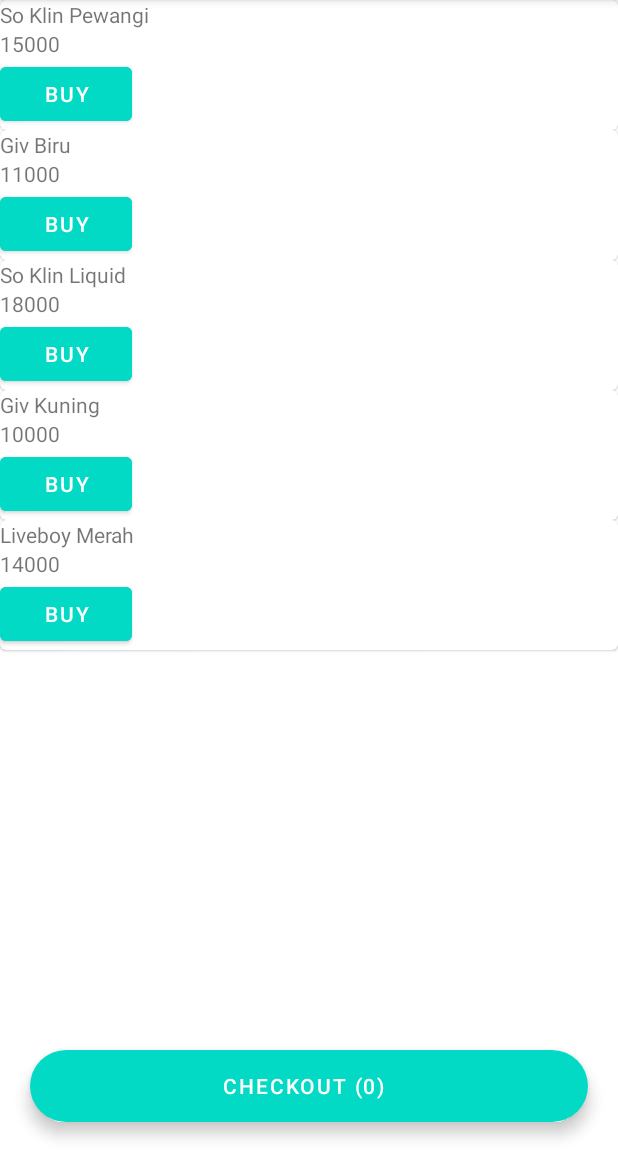
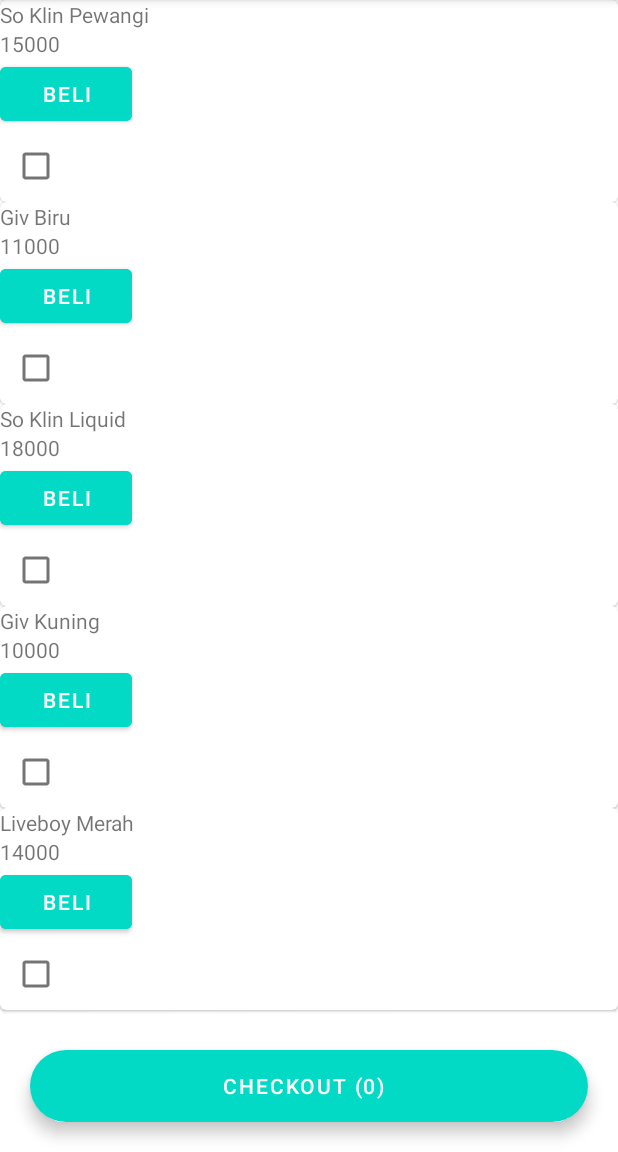
Before and after one commit to imaldi/Test_Wings, an Android app: the fragment ProductListFragment shown on its own in the app's theme, on a phone screen of 412 x 824 dp, the part 84-1236 px from its top. Run offline under Robolectric (Android 15) with nearby library versions, the phone set to English and light mode, and no system bars; our stand-ins replace Room's generated code, data binding; libraries missing offline, so code that uses them is left out: androidx.databinding.adapters; 1 statement that could not run was skipped.

Commit message:
done implement select product

```diff
--- a/app/src/main/java/com/aim2u/test_wings/ProductListFragment.kt
+++ b/app/src/main/java/com/aim2u/test_wings/ProductListFragment.kt
@@ -9,14 +9,11 @@ import android.view.View
 import android.view.ViewGroup
 import android.widget.Toast
 import androidx.fragment.app.activityViewModels
-import androidx.lifecycle.Observer
 import androidx.navigation.fragment.findNavController
 import androidx.recyclerview.widget.LinearLayoutManager
 import com.aim2u.test_wings.adapter.ItemAdapter
-import com.aim2u.test_wings.data.datasource.ProductDataSource
 import com.aim2u.test_wings.data.model.Product
 import com.aim2u.test_wings.databinding.FragmentProductListBinding
-import com.aim2u.test_wings.ui.login_fragment.ui.login.LoginFragmentDirections
 import com.aim2u.test_wings.ui.shared_view_model.SharedViewModel
 import com.aim2u.test_wings.ui.shared_view_model.SharedViewModelFactory
 
@@ -74,6 +71,7 @@ class ProductListFragment : Fragment() {
         }
 
 
+
         myDataSet = sharedViewModel.allProduct.value ?: listOf()
         Log.d("List Product bef", myDataSet.toString())
         sharedViewModel.simpleNumber.observe(viewLifecycleOwner) {
@@ -96,7 +94,7 @@ class ProductListFragment : Fragment() {
         val recyclerView = binding.productListId
         recyclerView.layoutManager = LinearLayoutManager(context)
         // cari cara amannya
-        val adapter = ItemAdapter { product ->
+        val adapter = ItemAdapter( { product ->
             Toast.makeText(
                 context,
                 "${product.productName}",
@@ -109,12 +107,30 @@ class ProductListFragment : Fragment() {
                 )
             findNavController().navigate(action)
 
-        }
+        },{
+            selected, index ->
+            sharedViewModel.setSelectedProduct(index,selected)
+            Toast.makeText(context?.applicationContext, "Produk Selected: ${sharedViewModel . selectedProduct.value?.get(index)?.isSelected}", Toast.LENGTH_SHORT)
+                .show()
+//            sharedViewModel.setSelectedProduct(
+//                    index, selected, product
+//            )
+        },)
 
         recyclerView.adapter = adapter
         sharedViewModel.allProduct.observe(viewLifecycleOwner) { listProduct ->
+//            listProduct.let { adapter.submitList(it) }
+            sharedViewModel.setSelectedProductList()
+        }
+
+        sharedViewModel.selectedProduct.observe(viewLifecycleOwner){ listProduct ->
             listProduct.let { adapter.submitList(it) }
+
+            Toast.makeText(context?.applicationContext, "Produk All Size: ${listProduct?.size}", Toast.LENGTH_SHORT)
+                .show()
         }
+
+
     }
 
 
--- a/app/src/main/java/com/aim2u/test_wings/adapter/ItemAdapter.kt
+++ b/app/src/main/java/com/aim2u/test_wings/adapter/ItemAdapter.kt
@@ -6,6 +6,8 @@ import android.content.Intent
 import android.view.LayoutInflater
 import android.view.ViewGroup
 import android.widget.Toast
+import androidx.lifecycle.MutableLiveData
+import androidx.lifecycle.liveData
 import androidx.navigation.Navigation
 import androidx.navigation.findNavController
 import androidx.navigation.fragment.NavHostFragment.Companion.findNavController
@@ -18,7 +20,8 @@ import com.aim2u.test_wings.data.model.Product
 import com.aim2u.test_wings.databinding.ListItemBinding
 
 class ItemAdapter(
-    val onClick: (Product) -> Unit
+    val onClick: (Product) -> Unit,
+    val buttonOnClick: (Boolean,Int) -> Unit,
     ) :
 ListAdapter<Product, ItemAdapter.ItemViewHolder>(ProductComparator())
 {
@@ -33,13 +36,27 @@ ListAdapter<Product, ItemAdapter.ItemViewHolder>(ProductComparator())
         holder.itemView.setOnClickListener {
             onClick(current)
         }
-        holder.bind(current)
+        holder.bind(current,position,buttonOnClick)
     }
 
     class ItemViewHolder(private val itemBinding: ListItemBinding): RecyclerView.ViewHolder(itemBinding.root){
-        fun bind(product: Product) {
+
+        fun bind(product: Product,index: Int, buttonOnClick: (Boolean,Int) -> Unit) {
+//            var buttonSelected = product.isSelected
+//            var liveDataText = MutableLiveData<String>(product.isSelected.toString())
+//                liveData<String> { product.isSelected.toString() }
+//            itemBinding.lifecycleOwner = itemBinding.root
             itemBinding.productName.text = product.productName
             itemBinding.productPrice.text = product.price.toString()
+            itemBinding.isChecked = product.isSelected
+//            itemBinding.textButton = liveDataText.value
+//            itemBinding.buttonId.text = buttonSelected.toString()
+//                isTheButtonPressed(index)
+            itemBinding.checkBox.setOnClickListener{
+//                buttonSelected = !buttonSelected
+//                itemBinding.textButton = product.isSelected.toString()
+                buttonOnClick(itemBinding.buttonId.isPressed,index)
+            }
 //            itemBinding.tvPaymentAmount.text = paymentBean.totalAmount
         }
     }
--- a/app/src/main/java/com/aim2u/test_wings/data/model/Product.kt
+++ b/app/src/main/java/com/aim2u/test_wings/data/model/Product.kt
@@ -2,6 +2,7 @@ package com.aim2u.test_wings.data.model
 
 import androidx.room.ColumnInfo
 import androidx.room.Entity
+import androidx.room.Ignore
 import androidx.room.PrimaryKey
 
 @Entity(tableName = "product_table")
@@ -21,4 +22,8 @@ data class Product(
     val dimension: String,
     @ColumnInfo(name = "unit")
     val unit: String,
-)
+
+){
+    @Ignore
+    var isSelected: Boolean = false
+}
--- a/app/src/main/java/com/aim2u/test_wings/ui/shared_view_model/SharedViewModel.kt
+++ b/app/src/main/java/com/aim2u/test_wings/ui/shared_view_model/SharedViewModel.kt
@@ -1,6 +1,7 @@
 package com.aim2u.test_wings.ui.shared_view_model
 
 import android.util.Log
+import androidx.databinding.adapters.AdapterViewBindingAdapter.OnItemSelected
 import androidx.lifecycle.*
 import androidx.lifecycle.viewmodel.CreationExtras
 import com.aim2u.test_wings.data.model.Login
@@ -23,9 +24,11 @@ class SharedViewModel(
     val loggedInUser: LiveData<Login?> = _loggedInUser
 
     val allProduct: LiveData<List<Product>> = _productRepository.allProduct.asLiveData()
+//    val listProduct = allProduct.value
 
-    private val _selectedProduct = MutableLiveData<List<Product>>(listOf())
-    val selectedProduct: LiveData<List<Product>> = _selectedProduct
+    private val _selectedProduct: MutableLiveData<MutableList<Product>> = MutableLiveData(
+        mutableListOf<Product>())
+    val selectedProduct: LiveData<MutableList<Product>> = _selectedProduct
 
     private val _transactionHeader = MutableLiveData<TransactionHeader?>()
     val transactionHeader: LiveData<TransactionHeader?> = _transactionHeader
@@ -51,6 +54,18 @@ class SharedViewModel(
     fun updateLoginStatus(isLogin: Boolean){
         _isLoggedIn.value = isLogin
     }
+
+    fun setSelectedProductList(
+//        index: Int, selected: Boolean, product: Product
+    ){
+        _selectedProduct.value = allProduct.value?.toMutableList()
+//        selectedProduct.value?.set(index, Pair(product,selected))
+    }
+    fun setSelectedProduct(index: Int, selected: Boolean){
+        _selectedProduct.value?.get(index)?.isSelected = !(_selectedProduct.value?.get(index)?.isSelected ?: true)
+//        _selectedProduct.value.set(index,_selectedProduct.value.get(index).copy(isS))
+    }
+
 }
 
 class SharedViewModelFactory(
--- a/app/src/main/res/layout/list_item.xml
+++ b/app/src/main/res/layout/list_item.xml
@@ -1,6 +1,12 @@
 <?xml version="1.0" encoding="utf-8"?>
 <layout xmlns:android="http://schemas.android.com/apk/res/android"
     android:layout_margin="8dp">
+
+    <data>
+        <variable
+            name="isChecked"
+            type="Boolean" />
+    </data>
 
     <com.google.android.material.card.MaterialCardView
         android:layout_width="match_parent"
@@ -30,7 +36,13 @@
             android:layout_width="wrap_content"
             android:layout_height="wrap_content"
             android:backgroundTint="@color/teal_200"
-            android:text="BUY" />
+            android:text="Beli"
+            />
+        <CheckBox
+            android:id="@+id/checkBox"
+            android:checked="@{isChecked}"
+            android:layout_width="wrap_content"
+            android:layout_height="wrap_content"/>
     </LinearLayout>
     </com.google.android.material.card.MaterialCardView>
 
```
